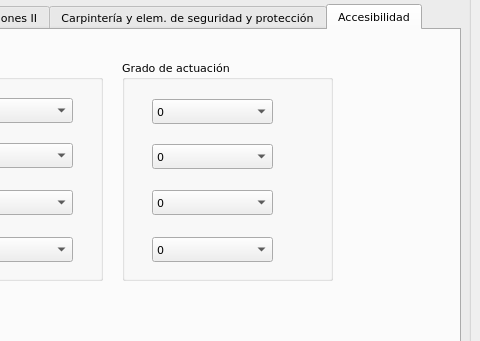
The window that Ui_ActuacionForm.ui (rubenmarrufo/herevea) describes before a commit, drawn with Qt 5; both pictures show x 729 to 1209 and y 95 to 436 of the 1209 by 712 pixel window.
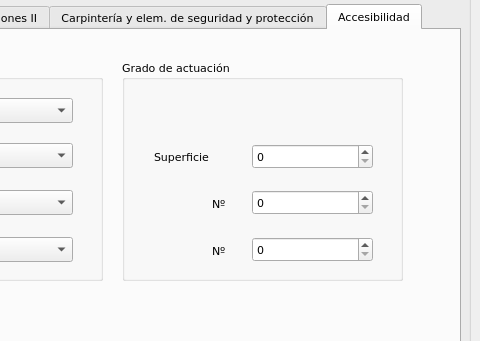
The same window after the commit. Icons and pictures are not drawn.

```diff
--- a/Ui_ActuacionForm.ui
+++ b/Ui_ActuacionForm.ui
@@ -3508,97 +3508,82 @@
        <rect>
         <x>830</x>
         <y>30</y>
-        <width>211</width>
+        <width>281</width>
         <height>221</height>
        </rect>
       </property>
       <property name="title">
        <string>Grado de actuación</string>
       </property>
-      <widget class="QComboBox" name="cmbAscensoresAct">
+      <widget class="QSpinBox" name="spinRampaAct">
        <property name="geometry">
         <rect>
-         <x>30</x>
-         <y>177</y>
-         <width>121</width>
-         <height>25</height>
-        </rect>
-       </property>
-       <item>
-        <property name="text">
-         <string>0</string>
-        </property>
-       </item>
-       <item>
-        <property name="text">
-         <string>100</string>
-        </property>
-       </item>
-      </widget>
-      <widget class="QComboBox" name="cmbEscaleraAct">
-       <property name="geometry">
-        <rect>
-         <x>30</x>
-         <y>39</y>
-         <width>121</width>
-         <height>25</height>
-        </rect>
-       </property>
-       <item>
-        <property name="text">
-         <string>0</string>
-        </property>
-       </item>
-       <item>
-        <property name="text">
-         <string>100</string>
-        </property>
-       </item>
-      </widget>
-      <widget class="QComboBox" name="cmbRampaAct">
-       <property name="geometry">
-        <rect>
-         <x>30</x>
+         <x>130</x>
          <y>84</y>
          <width>121</width>
          <height>25</height>
         </rect>
        </property>
-       <item>
-        <property name="text">
-         <string>0</string>
-        </property>
-       </item>
-       <item>
-        <property name="text">
-         <string>100</string>
-        </property>
-       </item>
       </widget>
-      <widget class="QComboBox" name="cmbPorteroAct">
+      <widget class="QLabel" name="label_17">
        <property name="geometry">
         <rect>
-         <x>30</x>
+         <x>32</x>
+         <y>87</y>
+         <width>91</width>
+         <height>19</height>
+        </rect>
+       </property>
+       <property name="text">
+        <string>Superficie</string>
+       </property>
+      </widget>
+      <widget class="QLabel" name="label_51">
+       <property name="geometry">
+        <rect>
+         <x>90</x>
+         <y>134</y>
+         <width>41</width>
+         <height>19</height>
+        </rect>
+       </property>
+       <property name="text">
+        <string>Nº</string>
+       </property>
+      </widget>
+      <widget class="QSpinBox" name="spinPorteroAct">
+       <property name="geometry">
+        <rect>
+         <x>130</x>
          <y>130</y>
          <width>121</width>
          <height>25</height>
         </rect>
        </property>
-       <item>
-        <property name="text">
-         <string>0</string>
-        </property>
-       </item>
-       <item>
-        <property name="text">
-         <string>100</string>
-        </property>
-       </item>
       </widget>
-      <zorder>cmbRampaAct</zorder>
-      <zorder>cmbPorteroAct</zorder>
-      <zorder>cmbEscaleraAct</zorder>
-      <zorder>cmbAscensoresAct</zorder>
+      <widget class="QSpinBox" name="spinAscensorAct">
+       <property name="geometry">
+        <rect>
+         <x>130</x>
+         <y>177</y>
+         <width>121</width>
+         <height>25</height>
+        </rect>
+       </property>
+      </widget>
+      <widget class="QLabel" name="label_76">
+       <property name="geometry">
+        <rect>
+         <x>90</x>
+         <y>181</y>
+         <width>41</width>
+         <height>19</height>
+        </rect>
+       </property>
+       <property name="text">
+        <string>Nº</string>
+       </property>
+      </widget>
      </widget>
     </widget>
    </widget>
```
Left out of the diff: 72 changed lines with no effect on the pictures.
